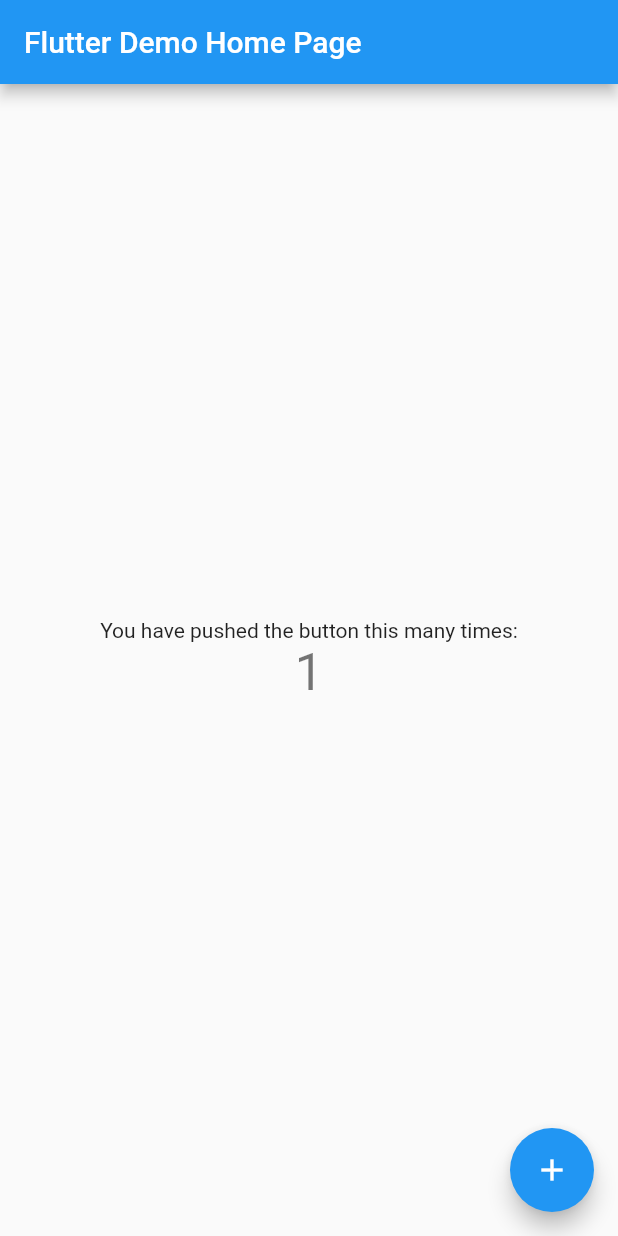
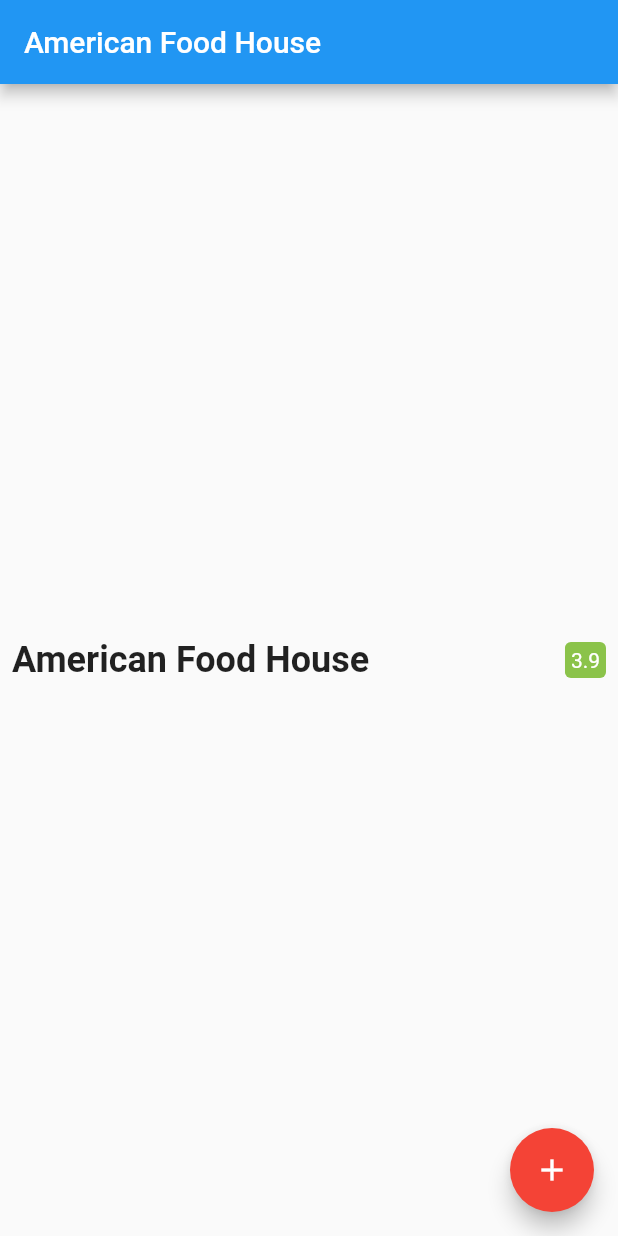
Before and after one commit to aditmodhvadia/zomato_restaurant_screen_clone, a Flutter app: the screen it shows after launch, after a tap on the "add" icon, on a phone screen of 412 x 824 dp. Run offline on Flutter 3.47's test engine with Material 2 defaults, Android fonts, the phone set to English and light mode, and no system bars.

Commit message:
add header title and rating

```diff
--- a/lib/main.dart
+++ b/lib/main.dart
@@ -27,16 +27,6 @@ class MyApp extends StatelessWidget {
 
 class MyHomePage extends StatefulWidget {
   MyHomePage({Key key, this.title}) : super(key: key);
-
-  // This widget is the home page of your application. It is stateful, meaning
-  // that it has a State object (defined below) that contains fields that affect
-  // how it looks.
-
-  // This class is the configuration for the state. It holds the values (in this
-  // case the title) provided by the parent (in this case the App widget) and
-  // used by the build method of the State. Fields in a Widget subclass are
-  // always marked "final".
-
   final String title;
 
   @override
@@ -44,68 +34,56 @@ class MyHomePage extends StatefulWidget {
 }
 
 class _MyHomePageState extends State<MyHomePage> {
-  int _counter = 0;
-
-  void _incrementCounter() {
-    setState(() {
-      // This call to setState tells the Flutter framework that something has
-      // changed in this State, which causes it to rerun the build method below
-      // so that the display can reflect the updated values. If we changed
-      // _counter without calling setState(), then the build method would not be
-      // called again, and so nothing would appear to happen.
-      _counter++;
-    });
-  }
 
   @override
   Widget build(BuildContext context) {
-    // This method is rerun every time setState is called, for instance as done
-    // by the _incrementCounter method above.
-    //
-    // The Flutter framework has been optimized to make rerunning build methods
-    // fast, so that you can just rebuild anything that needs updating rather
-    // than having to individually change instances of widgets.
+
     return Scaffold(
       appBar: AppBar(
-        // Here we take the value from the MyHomePage object that was created by
-        // the App.build method, and use it to set our appbar title.
-        title: Text(widget.title),
+
+        title: Text("American Food House"),
       ),
-      body: Center(
-        // Center is a layout widget. It takes a single child and positions it
-        // in the middle of the parent.
-        child: Column(
-          // Column is also layout widget. It takes a list of children and
-          // arranges them vertically. By default, it sizes itself to fit its
-          // children horizontally, and tries to be as tall as its parent.
-          //
-          // Invoke "debug painting" (press "p" in the console, choose the
-          // "Toggle Debug Paint" action from the Flutter Inspector in Android
-          // Studio, or the "Toggle Debug Paint" command in Visual Studio Code)
-          // to see the wireframe for each widget.
-          //
-          // Column has various properties to control how it sizes itself and
-          // how it positions its children. Here we use mainAxisAlignment to
-          // center the children vertically; the main axis here is the vertical
-          // axis because Columns are vertical (the cross axis would be
-          // horizontal).
-          mainAxisAlignment: MainAxisAlignment.center,
-          children: <Widget>[
-            Text(
-              'You have pushed the button this many times:',
-            ),
-            Text(
-              '$_counter',
-              style: Theme.of(context).textTheme.display1,
-            ),
-          ],
-        ),
+      body: Column(
+        mainAxisAlignment: MainAxisAlignment.center,
+        children: <Widget>[
+          Header(),
+
+        ],
       ),
       floatingActionButton: FloatingActionButton(
-        onPressed: _incrementCounter,
+        onPressed: (){},
         tooltip: 'Increment',
+        backgroundColor: Colors.red,
         child: Icon(Icons.add),
       ), // This trailing comma makes auto-formatting nicer for build methods.
     );
   }
 }
+
+class Header extends StatelessWidget {
+  @override
+  Widget build(BuildContext context) {
+    return Row(
+      children: <Widget>[
+        Padding(
+          padding: const EdgeInsets.all(8.0),
+          child: Text('American Food House', style: TextStyle(fontWeight: FontWeight.bold, fontSize: 24.0)),
+        ),
+        Expanded(child: Container()),
+        Padding(
+          padding: const EdgeInsets.all(8.0),
+          child: ClipRRect(
+            borderRadius: BorderRadius.all(Radius.circular(4.0)),
+            child: Container(
+              color: Colors.lightGreen,
+              child: Padding(
+                padding: const EdgeInsets.all(4.0),
+                child: Text('3.9', style: TextStyle(color: Colors.white),),
+              ),
+            ),
+          ),
+        )
+      ],
+    );
+  }
+}
```
